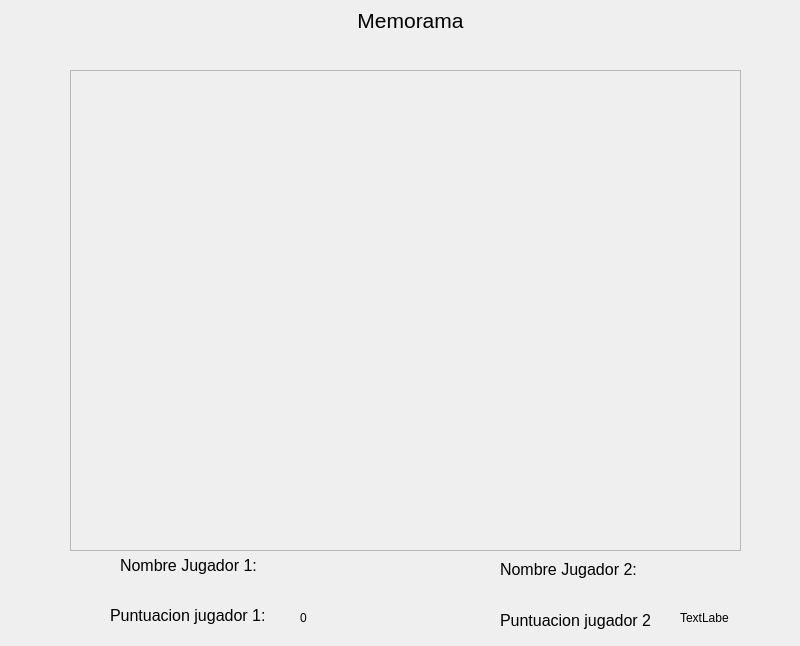
First picture: the form in ventanatablero.ui, repository 3derv/Proyecto1-AEDII-Memorama, before the edit.
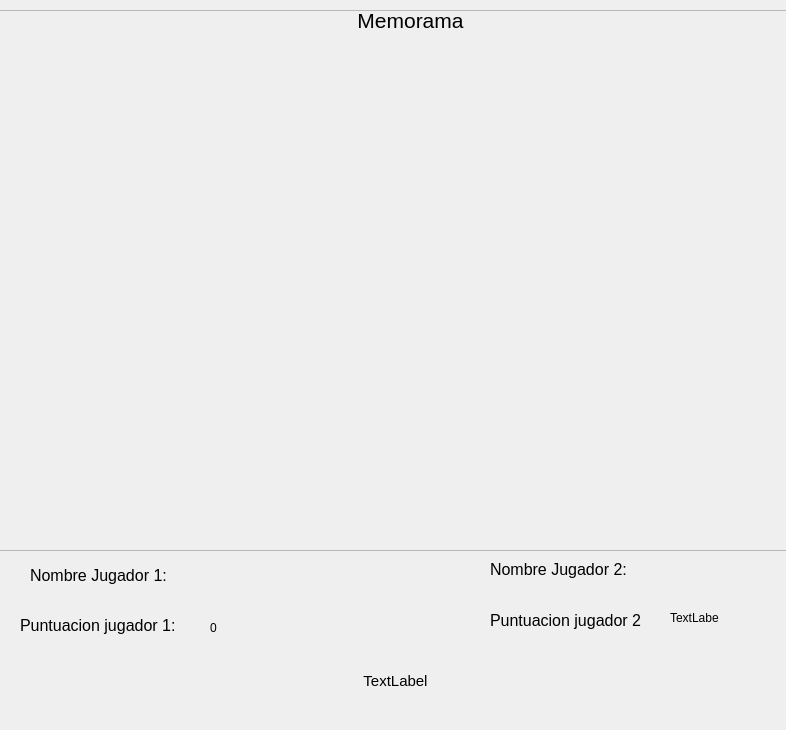
Second picture: the form after the edit.

Diff of the .ui file:
```diff
--- a/ventanatablero.ui
+++ b/ventanatablero.ui
@@ -6,8 +6,8 @@
    <rect>
     <x>0</x>
     <y>0</y>
-    <width>800</width>
-    <height>646</height>
+    <width>786</width>
+    <height>730</height>
    </rect>
   </property>
   <property name="windowTitle">
@@ -17,10 +17,10 @@
    <widget class="QFrame" name="frameTablero">
     <property name="geometry">
      <rect>
-      <x>70</x>
-      <y>70</y>
-      <width>671</width>
-      <height>481</height>
+      <x>-10</x>
+      <y>10</y>
+      <width>821</width>
+      <height>541</height>
      </rect>
     </property>
     <property name="frameShape">
@@ -46,8 +46,8 @@
    <widget class="QLabel" name="lblTituloNombreJugador1">
     <property name="geometry">
      <rect>
-      <x>120</x>
-      <y>550</y>
+      <x>30</x>
+      <y>560</y>
       <width>141</width>
       <height>31</height>
      </rect>
@@ -59,8 +59,8 @@
    <widget class="QLabel" name="lblTituloPuntuacionJugador1">
     <property name="geometry">
      <rect>
-      <x>110</x>
-      <y>600</y>
+      <x>20</x>
+      <y>610</y>
       <width>161</width>
       <height>31</height>
      </rect>
@@ -72,7 +72,7 @@
    <widget class="QLabel" name="lblTituloNombreJugador2">
     <property name="geometry">
      <rect>
-      <x>500</x>
+      <x>490</x>
       <y>560</y>
       <width>141</width>
       <height>20</height>
@@ -85,7 +85,7 @@
    <widget class="QLabel" name="lblTituloPuntuacionJugador2">
     <property name="geometry">
      <rect>
-      <x>500</x>
+      <x>490</x>
       <y>610</y>
       <width>151</width>
       <height>21</height>
@@ -98,8 +98,8 @@
    <widget class="QLabel" name="lblNombreJugador1">
     <property name="geometry">
      <rect>
-      <x>300</x>
-      <y>560</y>
+      <x>210</x>
+      <y>570</y>
       <width>49</width>
       <height>16</height>
      </rect>
@@ -111,7 +111,7 @@
    <widget class="QLabel" name="lblNombreJugador2">
     <property name="geometry">
      <rect>
-      <x>680</x>
+      <x>670</x>
       <y>560</y>
       <width>49</width>
       <height>16</height>
@@ -124,8 +124,8 @@
    <widget class="QLabel" name="lblPuntuacionJugador1">
     <property name="geometry">
      <rect>
-      <x>300</x>
-      <y>610</y>
+      <x>210</x>
+      <y>620</y>
       <width>49</width>
       <height>16</height>
      </rect>
@@ -137,7 +137,7 @@
    <widget class="QLabel" name="lblPuntuacionJugador2">
     <property name="geometry">
      <rect>
-      <x>680</x>
+      <x>670</x>
       <y>610</y>
       <width>49</width>
       <height>16</height>
@@ -147,6 +147,27 @@
      <string>TextLabel</string>
     </property>
    </widget>
+   <widget class="QLabel" name="lblInfo">
+    <property name="geometry">
+     <rect>
+      <x>20</x>
+      <y>660</y>
+      <width>751</width>
+      <height>41</height>
+     </rect>
+    </property>
+    <property name="font">
+     <font>
+      <pointsize>11</pointsize>
+     </font>
+    </property>
+    <property name="text">
+     <string>TextLabel</string>
+    </property>
+    <property name="alignment">
+     <set>Qt::AlignCenter</set>
+    </property>
+   </widget>
   </widget>
  </widget>
  <resources/>
```
